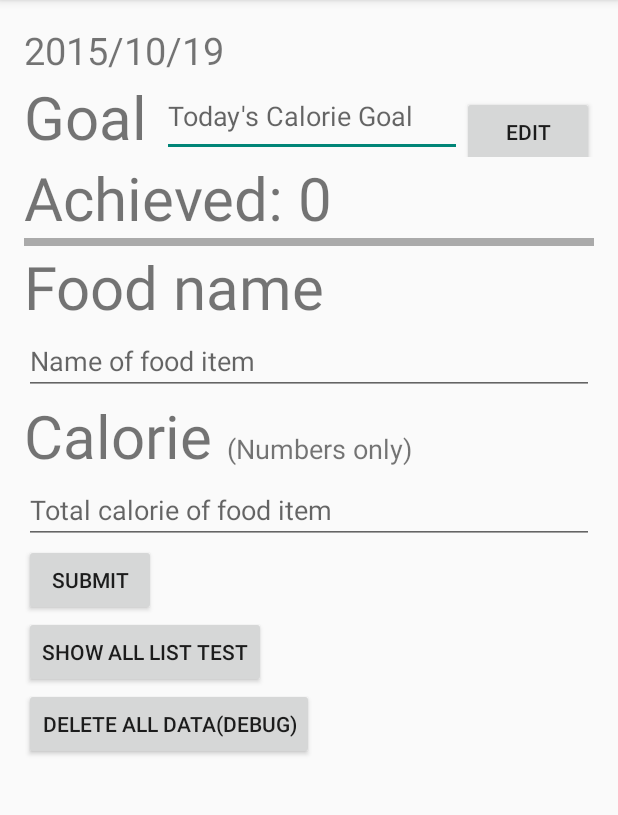
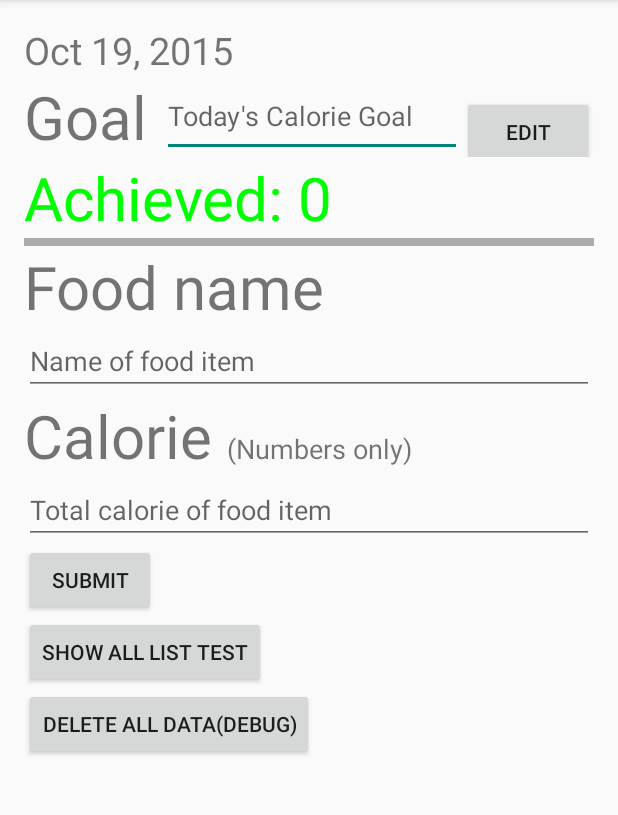
Before and after one commit to andy168chipz/BulkApp, an Android app: the screen it shows after launch (MainActivity), on a phone screen of 412 x 824 dp, the part 84-899 px from its top. Run offline under Robolectric (Android 15) with nearby library versions, the phone set to English and light mode, and no system bars.

Commit message:
portrait mode, fix back button, text color

```diff
--- a/app/src/main/AndroidManifest.xml
+++ b/app/src/main/AndroidManifest.xml
@@ -9,7 +9,8 @@
         android:theme="@style/AppTheme" >
         <activity
             android:name=".MainActivity"
-            android:label="@string/app_name" >
+            android:label="@string/app_name"
+            android:screenOrientation="portrait">
             <intent-filter>
                 <action android:name="android.intent.action.MAIN" />
 
--- a/app/src/main/java/com/app/andy/bulkapp/MainActivity.java
+++ b/app/src/main/java/com/app/andy/bulkapp/MainActivity.java
@@ -18,7 +18,6 @@ public class MainActivity extends AppCompatActivity implements MainFragment.List
 		setContentView(R.layout.activity_main);
 		ft = getSupportFragmentManager().beginTransaction();
 		ft.add(R.id.placeholder, mainFragment = new MainFragment());
-		ft.addToBackStack(null);
 		ft.commit();
 	}
 
--- a/app/src/main/java/com/app/andy/bulkapp/MainFragment.java
+++ b/app/src/main/java/com/app/andy/bulkapp/MainFragment.java
@@ -6,6 +6,7 @@ import android.content.Context;
 import android.content.DialogInterface;
 import android.content.SharedPreferences;
 import android.database.Cursor;
+import android.graphics.Color;
 import android.os.Bundle;
 import android.support.annotation.Nullable;
 import android.support.v4.app.Fragment;
@@ -22,7 +23,6 @@ import android.widget.Toast;
 
 import java.sql.SQLException;
 import java.text.DateFormat;
-import java.text.SimpleDateFormat;
 import java.util.Date;
 
 /**
@@ -37,7 +37,7 @@ public class MainFragment extends Fragment {
 	private ListShowListener showListener;
 	private TextView achievedText;
 	private SharedPreferences sharedPreferences;
-	private int goal;
+	private int goal, achieved;
 	private final int SHARED_PREF_DEF_VALUE = -100;
 
 	public interface ListShowListener {
@@ -110,8 +110,10 @@ public class MainFragment extends Fragment {
 		if (goal != SHARED_PREF_DEF_VALUE) {
 			goalEditText.setText(Integer.toString(goal));
 		}
+		achieved = getAchieved();
 		achievedText = (TextView) view.findViewById(R.id.achieveText);
-		achievedText.setText("Achieved: " + getAchieved());
+		achievedText.setText("Achieved: " + Integer.toString(achieved));
+		achievedText.setTextColor(achieved > goal ? Color.GREEN : Color.RED);
 		foodNameEdit = (EditText) view.findViewById(R.id.foodEditText);
 		calorieCountEdit = (EditText) view.findViewById(R.id.calEditText);
 	}
@@ -122,18 +124,18 @@ public class MainFragment extends Fragment {
 	 * @return
 	 */
 	private String getDate() {
-		DateFormat formatter = new SimpleDateFormat("yyyy/MM/dd");
+		DateFormat formatter = DateFormat.getDateInstance();
 		return formatter.format(new Date()).toString();
 	}
 
-	private String getAchieved() {
+	private int getAchieved() {
 		Cursor cursor = dataSource.queryToday(getDate());
 		int sum = 0;
 		while (cursor.moveToNext()) {
 			sum += cursor.getInt(0);
 			Log.v(LOG_TAG, cursor.getString(0));
 		}
-		return Integer.toString(sum);
+		return sum;
 	}
 
 	/**
```
